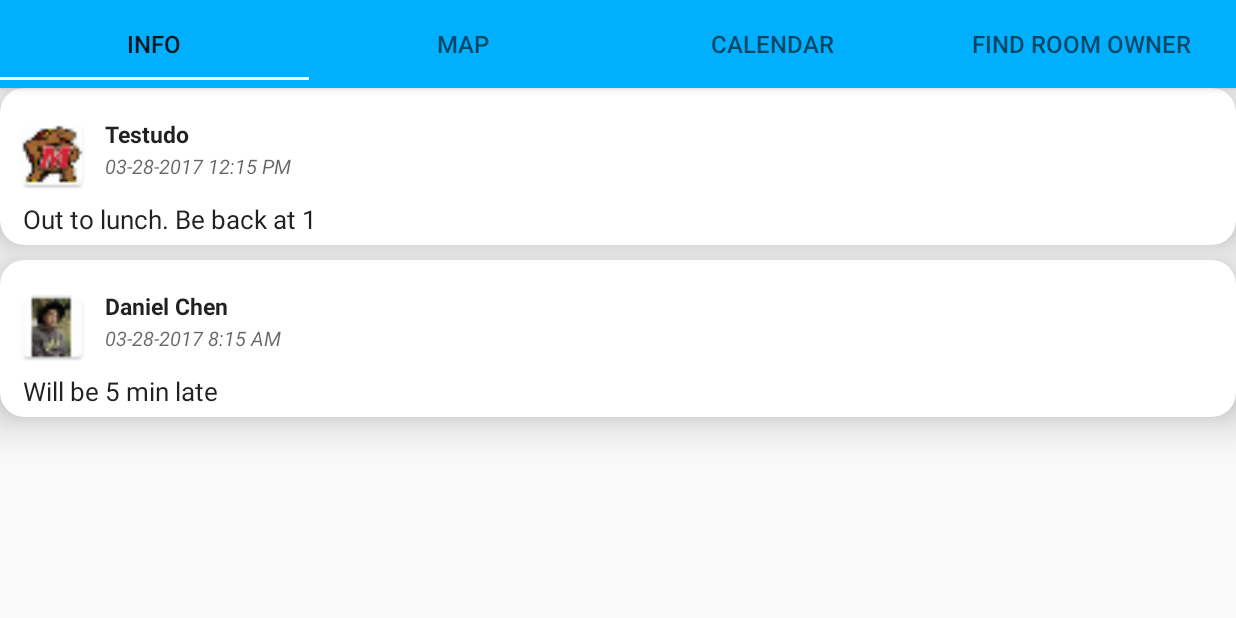
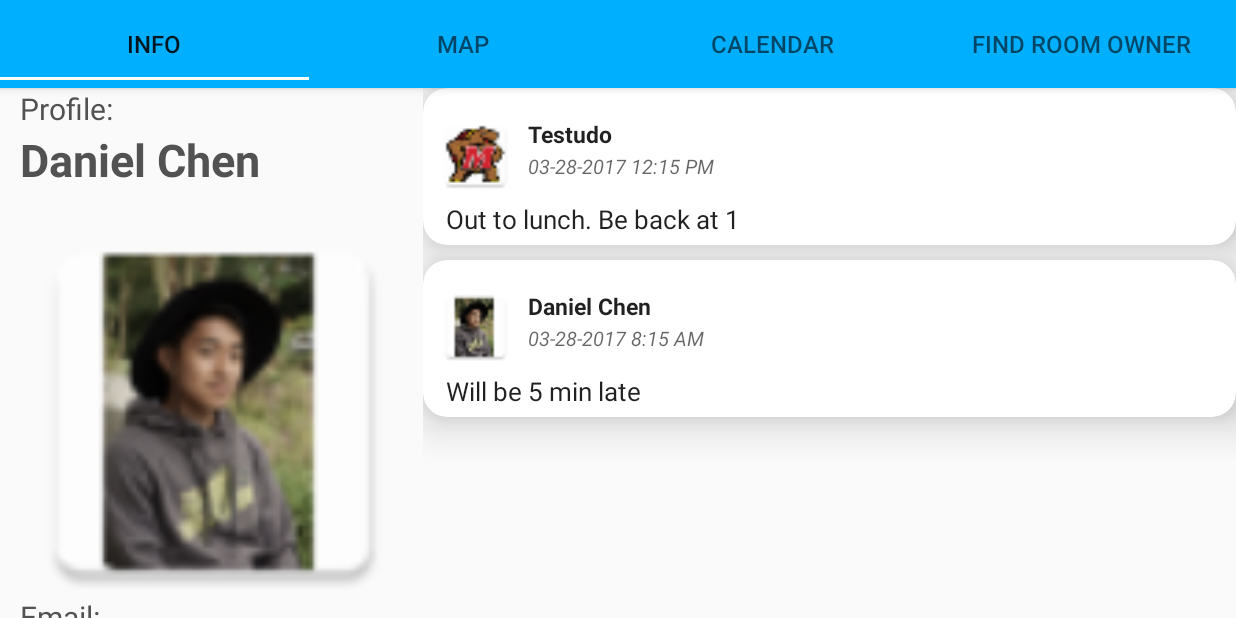
Before and after one commit to patelch/DoorboardTablet, an Android app: the screen it shows after launch (MainActivity), on a phone screen of 824 x 412 dp (held sideways). Run offline under Robolectric (Android 15) with nearby library versions, the phone set to English and light mode, and no system bars; libraries missing offline, so code that uses them is left out: com.github.chrisbanes.photoview, com.prolificinteractive.materialcalendarview; 2 statements that could not run were skipped.

Commit message:
Update Info tab

```diff
--- a/app/src/main/res/layout/fragment_info.xml
+++ b/app/src/main/res/layout/fragment_info.xml
@@ -2,15 +2,106 @@
     xmlns:tools="http://schemas.android.com/tools"
     android:layout_width="match_parent"
     android:layout_height="match_parent"
-    android:orientation="vertical"
-    tools:context="com.doorboard3.doorboardtablet.InfoFragment">
+    tools:context="com.doorboard3.doorboardtablet.InfoFragment"
+    android:baselineAligned="false">
 
-    <android.support.v7.widget.RecyclerView
-        xmlns:android="http://schemas.android.com/apk/res/android"
+    <!--<TextView-->
+    <!--android:id="@+id/name"-->
+    <!--android:layout_width="500dp"-->
+    <!--android:layout_height="800dp"-->
+    <!--android:layout_alignParentRight="true"-->
+    <!--android:textColor="?android:attr/textColorPrimary"-->
+    <!--android:textSize="15sp"-->
+    <!--android:textStyle="bold" />-->
+
+
+    <ScrollView xmlns:android="http://schemas.android.com/apk/res/android"
+        android:layout_width="275dp"
+        android:layout_height="match_parent"
+        android:layout_weight="1.28"
+        android:fillViewport="true">
+
+        <LinearLayout xmlns:android="http://schemas.android.com/apk/res/android"
+            xmlns:tools="http://schemas.android.com/tools"
+            android:layout_width="275dp"
+            android:layout_height="match_parent"
+            android:orientation="vertical"
+            android:baselineAligned="false">
+
+            <TextView
+                android:layout_width="275dp"
+                android:layout_height="wrap_content"
+                android:text="\tProfile:"
+                android:textColor="#525252"
+                android:textSize="20dp" />
+            <TextView
+                android:layout_width="275dp"
+                android:layout_height="69dp"
+                android:text="\tDaniel Chen"
+                android:textColor="#525252"
+                android:textStyle="bold"
+                android:textSize="30dp" />
+
+            <ImageView
+                android:layout_width="match_parent"
+                android:layout_height="242dp"
+                android:layout_marginLeft="10dp"
+                android:gravity="center"
+                android:scaleType="centerCrop"
+                android:src="@drawable/ic_profile_1" />
+            <TextView
+                android:layout_width="275dp"
+                android:layout_height="wrap_content"
+                android:text="\tEmail: \n\t cmsc434@umd.edu\n\tPhone: \n\t 111-222-3333"
+                android:textSize="20dp"
+                android:textColor="#525252"
+                />
+
+            <TextView
+                android:layout_width="275dp"
+                android:layout_height="wrap_content"
+                android:layout_weight="1.28"
+                android:text="\tInfo: \n\t Here is my info! "
+                android:textSize="20dp"
+                android:textColor="#525252"
+                />
+            <TextView
+                android:layout_width="275dp"
+                android:layout_height="wrap_content"
+                android:text="\n\tTestudo"
+                android:textColor="#525252"
+                android:textStyle="bold"
+                android:textSize="30dp" />
+
+            <ImageView
+                android:layout_width="match_parent"
+                android:layout_height="242dp"
+                android:layout_marginLeft="10dp"
+                android:gravity="center"
+                android:scaleType="centerCrop"
+                android:src="@drawable/ic_profile_2" />
+            <TextView
+                android:layout_width="275dp"
+                android:layout_height="wrap_content"
+                android:text="\tWebsite: \n\t testudo.umd.edu\n\tEmail: \n\t testudo@umd.edu"
+                android:textSize="20dp"
+                android:textColor="#525252"
+                />
+            <TextView
+                android:layout_width="275dp"
+                android:layout_height="wrap_content"
+                android:layout_weight="1.28"
+                android:text="\tInfo: \n\t I am University of Maryland's \n\t mascot! \n\n"
+                android:textSize="20dp"
+                android:textColor="#525252"
+                />
+        </LinearLayout>
+    </ScrollView>
+
+    <android.support.v7.widget.RecyclerView xmlns:android="http://schemas.android.com/apk/res/android"
         android:id="@+id/message_list"
-        android:layout_width="match_parent"
-        android:layout_height="0px"
-        android:layout_weight="7.38"
-        />
+        android:layout_width="500dp"
+        android:layout_height="match_parent"
+        android:layout_weight="7.38" />
 
 </LinearLayout>
```
Also changed, not shown: app/src/main/res/drawable/ic_profile_1.png (added), app/src/main/res/drawable/ic_profile_2.png (added), app/src/main/res/drawable/ic_profile_3.png (added), app/src/main/res/drawable/ic_profile_4.png (added).
